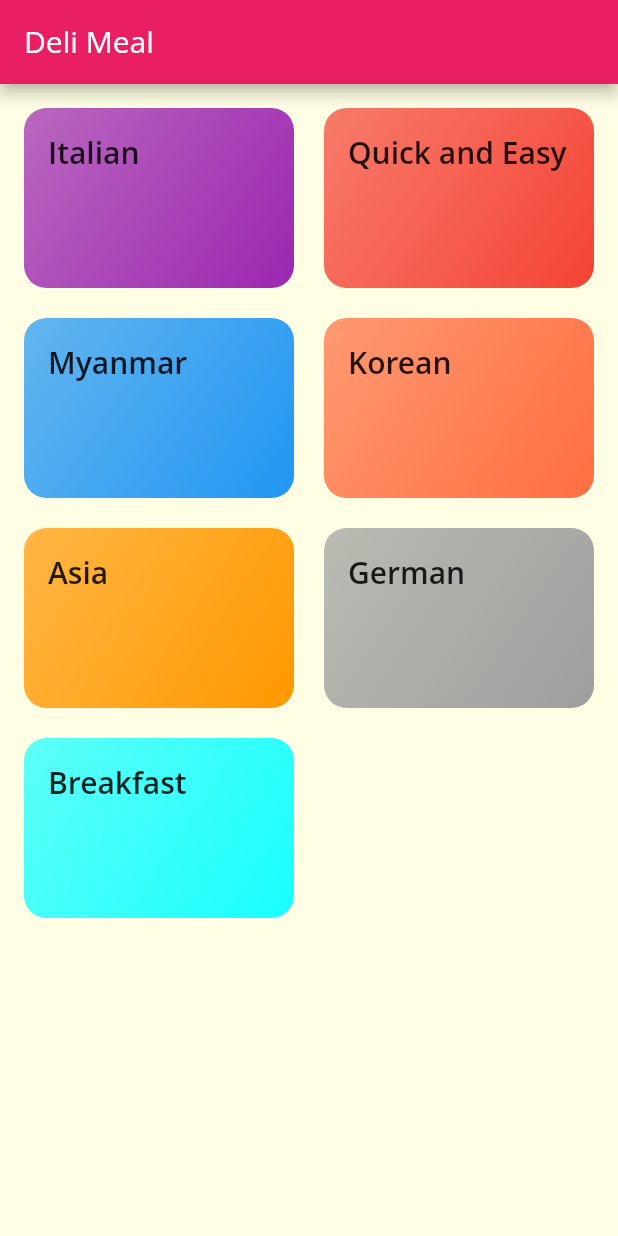
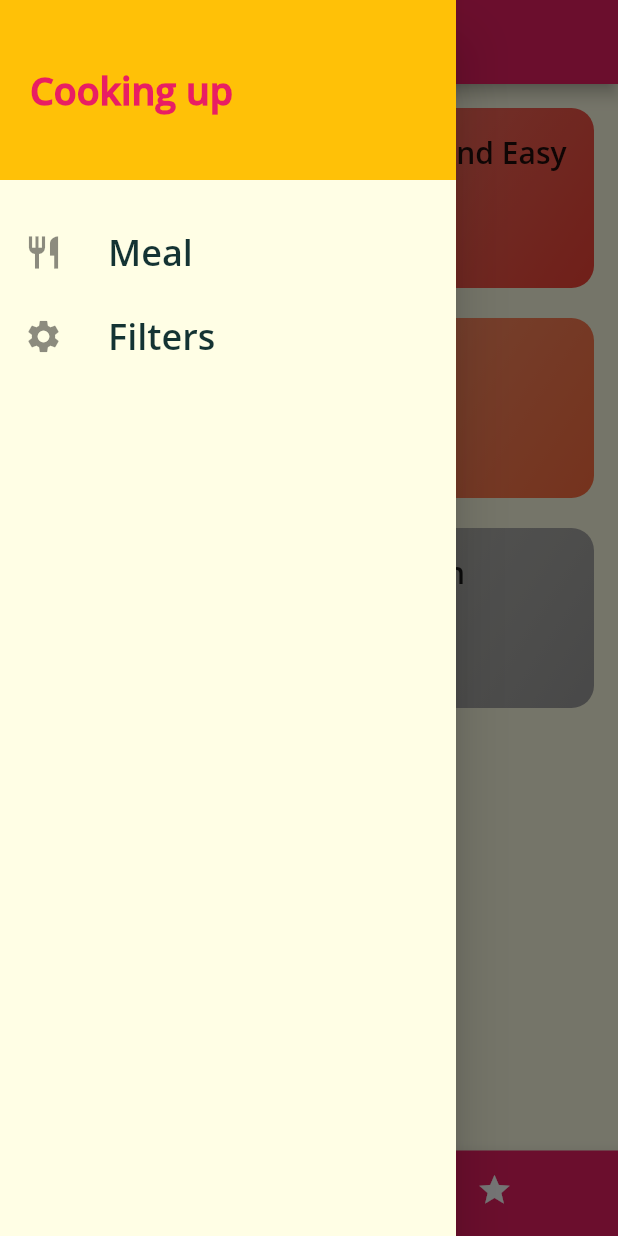
Before and after one commit to kyawt98/MealApp, a Flutter app: the screen it shows after launch, with the side drawer open (before the commit the screen has no drawer), on a phone screen of 412 x 824 dp. Run offline on Flutter 3.47's test engine with Material 2 defaults, Android fonts, the phone set to English and light mode, and no system bars.

Commit message:
somethings added

```diff
--- a/lib/main.dart
+++ b/lib/main.dart
@@ -1,12 +1,70 @@
+import './dummy_category.dart';
+import './models/meal.dart';
+import './screens/tabs_screen.dart';
 import './screens/meal_detail_screen.dart';
 import 'screens/category_meals_scream.dart';
 import 'screens/categories_screen.dart';
 import 'package:flutter/material.dart';
+import 'screens/filter_screen.dart';
 
 void main() => runApp(MyApp());
 
-class MyApp extends StatelessWidget {
+class MyApp extends StatefulWidget {
   // This widget is the root of your application.
+  @override
+  _MyAppState createState() => _MyAppState();
+}
+
+class _MyAppState extends State<MyApp> {
+  Map<String, bool> _filters = {
+    'gluten': false,
+    'lactose': false,
+    'vegan': false,
+    'vegetarian': false
+  };
+
+  List<Meal> _availabledMeal = DAMMY_MEAL;
+  List<Meal> _favouriteMeal =[];
+
+  void _setFilter(Map<String, bool> filterData) {
+    setState(() {
+      _filters = filterData;
+      _availabledMeal = DAMMY_MEAL.where((meal) {
+        if (_filters['gluten'] == !meal.isGlutenFree) {
+          return false;
+        }
+        if (_filters['lactose'] == !meal.isLactoseFree) {
+          return false;
+        }
+        if (_filters['vegan'] == !meal.isVegan) {
+          return false;
+        }
+        if (_filters['vegetarian'] == !meal.isVegetarian) {
+          return false;
+        }
+
+        return true;
+      }).toList();
+    });
+  }
+
+  void _toggleFavourite(String mealId){
+   final currentIndex = _favouriteMeal.indexWhere((meal) => meal.id == mealId);
+   if(currentIndex >=0){
+    setState(() {
+      _favouriteMeal.removeAt(currentIndex);
+    });
+   }else{
+     setState(() {
+       _favouriteMeal.add(DAMMY_MEAL.firstWhere((meal) => meal.id == mealId));
+     });
+   }
+  }
+
+  bool isMealFavourite(String id){
+    return _favouriteMeal.any((meal) => meal.id == id);
+  }
+
   @override
   Widget build(BuildContext context) {
     return MaterialApp(
@@ -23,14 +81,19 @@ class MyApp extends StatelessWidget {
               body2: TextStyle(
                 color: Color.fromRGBO(20, 51, 51, 1),
               ),
-              title: TextStyle(fontSize: 20, fontFamily: 'OpenSans', fontWeight: FontWeight.bold))),
+              title: TextStyle(
+                  fontSize: 20,
+                  fontFamily: 'OpenSans',
+                  fontWeight: FontWeight.bold))),
       initialRoute: '/',
       routes: {
-        '/' : (ctx) => CategoriesScreen(),
-        CategoryMealsScreen.routeName: (ctx) => CategoryMealsScreen(),
-        MealDetailScreen.routeName: (ctx) => MealDetailScreen(),
+        '/': (ctx) => TabScreen(_favouriteMeal),
+        CategoryMealsScreen.routeName: (ctx) =>
+            CategoryMealsScreen(_availabledMeal),
+        MealDetailScreen.routeName: (ctx) => MealDetailScreen(_toggleFavourite, isMealFavourite),
+        FilterScreen.routeName: (ctx) => FilterScreen(_filters,_setFilter)
       },
-      onUnknownRoute: (settings){
+      onUnknownRoute: (settings) {
         return MaterialPageRoute(builder: (ctx) => CategoriesScreen());
       },
     );
--- a/lib/screens/categories_screen.dart
+++ b/lib/screens/categories_screen.dart
@@ -5,21 +5,17 @@ import 'package:flutter/material.dart';
 class CategoriesScreen extends StatelessWidget {
   @override
   Widget build(BuildContext context) {
-    return Scaffold(
-      appBar: AppBar(
-        title: const Text('Deli Meal'),
-      ),
-      body: GridView(
+    return GridView(
       padding: const EdgeInsets.all(16),
       children: DAMMY_CATEGORY
-            .map((catData) => CategoryItem(catData.id,catData.title, catData.color))
+          .map((catData) =>
+              CategoryItem(catData.id, catData.title, catData.color))
           .toList(),
       gridDelegate: SliverGridDelegateWithMaxCrossAxisExtent(
           maxCrossAxisExtent: 200,
           childAspectRatio: 3 / 2,
           mainAxisSpacing: 20,
           crossAxisSpacing: 20),
-      ),
     );
   }
 }
--- a/lib/screens/tabs_screen.dart
+++ b/lib/screens/tabs_screen.dart
@@ -1,12 +1,88 @@
+import 'package:chapter_7_meal_app/models/meal.dart';
+
+import '../widgets/main_drawer.dart';
+
+import 'favourite_screen.dart';
 import 'package:flutter/material.dart';
+
+import 'categories_screen.dart';
+
 class TabScreen extends StatefulWidget {
+  final List<Meal> _favouriteMeal ;
+
+  TabScreen(this._favouriteMeal);
+
   @override
   _TabScreenState createState() => _TabScreenState();
 }
 
 class _TabScreenState extends State<TabScreen> {
+   List<Map<String, Object>> _pages;
+
+  int _selectedPageIndex = 0;
+
+  @override
+  void initState() {
+    _pages = [
+      {'page' : CategoriesScreen(), 'title' : 'Categories' },
+      {'page' :FavouriteScreen(widget._favouriteMeal), 'title' : 'Your Favourite'},
+    ];    super.initState();
+  }
+
+  void _selectPages(int index) {
+    setState(() {
+      _selectedPageIndex = index;
+    });
+  }
+
   @override
   Widget build(BuildContext context) {
-    return Container();
+    return DefaultTabController(
+      initialIndex: 0,
+      length: 2,
+      child: Scaffold(
+        appBar: AppBar(
+          title: Text(_pages[_selectedPageIndex]['title']),
+          // bottom: TabBar(
+          //   tabs: <Widget>[
+          //     Tab(
+          //       icon:Icon(Icons.category),
+          //       text: 'Categories',
+          //     ),
+          //     Tab(icon:Icon(Icons.star),
+          //       text: 'Favourite',),
+          //   ],
+          // ),
+        ),
+        drawer: MainDrawer(),
+        body: _pages[_selectedPageIndex]['page'],
+        bottomNavigationBar: BottomNavigationBar(
+          currentIndex: _selectedPageIndex,
+          unselectedItemColor: Colors.white,
+          unselectedFontSize: 12,
+          type: BottomNavigationBarType.shifting,
+          selectedItemColor: Theme.of(context).accentColor,
+          onTap: _selectPages,
+          backgroundColor: Theme.of(context).primaryColor,
+          items: [
+            BottomNavigationBarItem(
+              backgroundColor: Theme.of(context).primaryColor,
+                icon: Icon(Icons.category), title: Text('Categories')),
+            BottomNavigationBarItem(
+                backgroundColor: Theme.of(context).primaryColor,
+                icon: Icon(Icons.star), title: Text('Favourite')),
+          ],
+        ),
+      ),
+    );
   }
 }
+
+// Widget topTabBar(){
+//   TabBarView(
+//     children: <Widget>[
+//       CategoriesScreen(),
+//       FavouriteScreen()
+//     ],
+//   );
+// }
--- /dev/null
+++ b/lib/widgets/main_drawer.dart
@@ -0,0 +1,44 @@
+import 'package:chapter_7_meal_app/screens/filter_screen.dart';
+import 'package:flutter/material.dart';
+class MainDrawer extends StatelessWidget {
+  @override
+  Widget build(BuildContext context) {
+    return Drawer(
+      child: Column(
+        children: <Widget>[
+          Container(
+            height: 120,
+            width: double.infinity,
+            padding: EdgeInsets.all(20),
+            color: Theme.of(context).accentColor,
+            alignment: Alignment.centerLeft,
+            child: Text('Cooking up', style: TextStyle(
+              fontWeight: FontWeight.w900,
+              fontSize: 25,
+              color: Theme.of(context).primaryColor
+            ),),
+          ),
+          SizedBox(
+            height: 20,
+          ),
+          buildListTile('Meal', Icons.restaurant, () {
+            Navigator.of(context).pushReplacementNamed('/');
+          }),
+          buildListTile('Filters', Icons.settings, () {
+            Navigator.of(context).pushReplacementNamed(FilterScreen.routeName);
+          })
+        ],
+      ),
+    );
+  }
+}
+
+Widget buildListTile(String title, IconData icon, Function tabController){
+  return ListTile(
+    leading: Icon(icon, size: 26, ),
+    title: Text(title, style: TextStyle(
+        fontSize: 24, fontWeight: FontWeight.bold
+    ),),
+    onTap: tabController,
+  );
+}
```
Also changed, not shown: lib/screens/category_meals_scream.dart (+49 -15 lines), lib/screens/favourite_screen.dart (added, +32 -0 lines), lib/screens/filter_screen.dart (added, +109 -0 lines), lib/screens/meal_detail_screen.dart (+19 -9 lines), lib/widgets/item_meal.dart (+9 -2 lines). Lines whose indentation alone changed are shown as unchanged.
